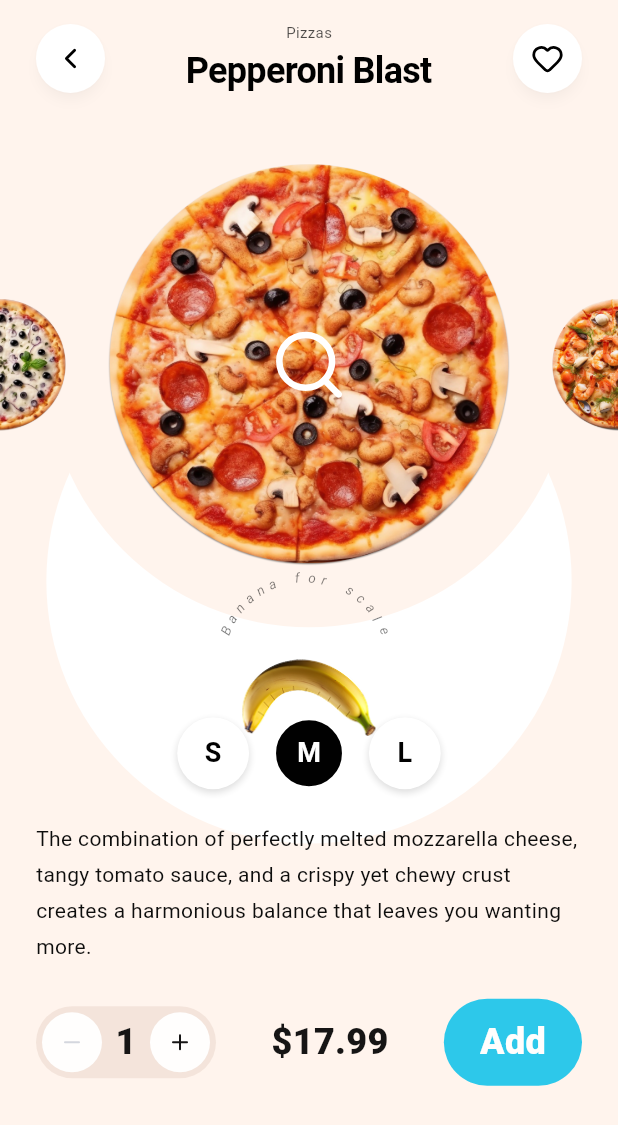
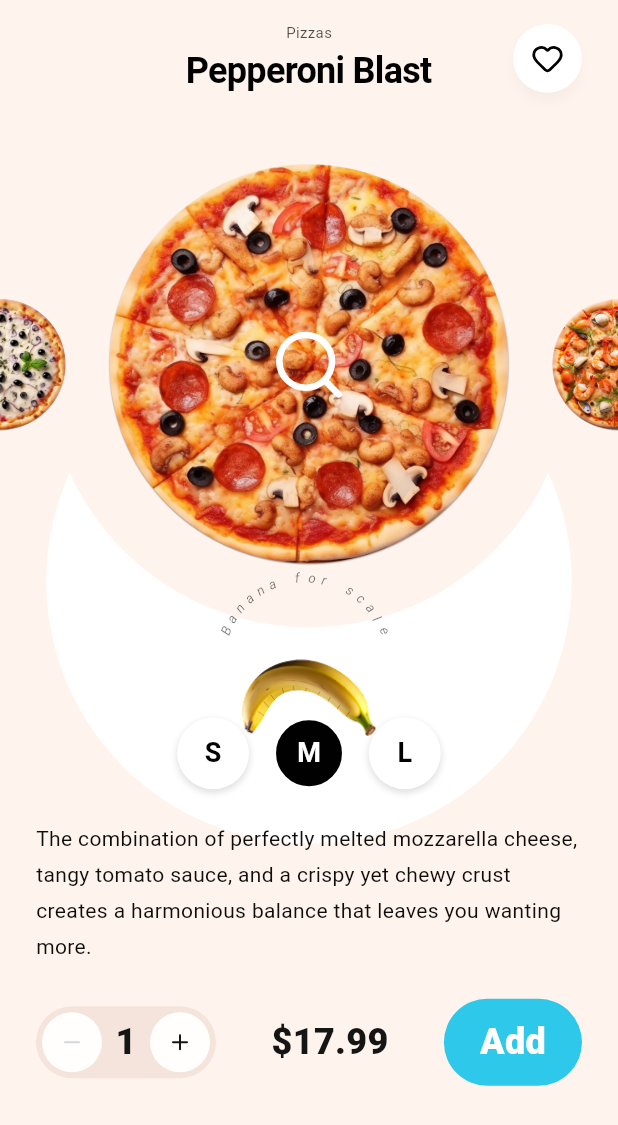
Before and after one commit to ashiq-dev-codes/pizza_mobile_app, a Flutter app: the first screen one second after launch, on a phone screen of 412 x 824 dp. Shown: the top 1125 px of the screen. Run offline on Flutter 3.47's test engine with Material 3 defaults, Android fonts, the phone set to English and light mode, and no system bars; our stand-ins replace lucide_icons_flutter.

Commit message:
refactor: Simplify ProductNavbar and SplashNavbar layouts by removing unnecessary Row widgets

```diff
--- a/lib/feature/product/presentation/page/product_page.dart
+++ b/lib/feature/product/presentation/page/product_page.dart
@@ -44,7 +44,6 @@ class _ProductScreenState extends State<ProductScreen> {
           children: [
             ProductNavbar(
               isFavorite: _isFavorite,
-              onBack: () => Navigator.of(context).maybePop(),
               onFavorite: () => setState(() => _isFavorite = !_isFavorite),
             ),
             Expanded(
--- a/lib/feature/splash/presentation/widget/splash_navbar.dart
+++ b/lib/feature/splash/presentation/widget/splash_navbar.dart
@@ -19,20 +19,13 @@ class SplashNavbar extends StatelessWidget {
       child: Stack(
         alignment: Alignment.center,
         children: [
-          Row(
-            mainAxisAlignment: MainAxisAlignment.spaceBetween,
-            children: [
-              SlideFade.x(
-                animation: animation,
-                from: -64,
-                child: const RoundIconButton(icon: LucideIcons.chevronLeft),
-              ),
-              SlideFade.x(
-                animation: animation,
-                from: 64,
-                child: const RoundIconButton(icon: LucideIcons.heart),
-              ),
-            ],
+          Align(
+            alignment: Alignment.centerRight,
+            child: SlideFade.x(
+              animation: animation,
+              from: 64,
+              child: const RoundIconButton(icon: LucideIcons.heart),
+            ),
           ),
           SlideFade.y(
             animation: animation,
```
Also changed, not shown: lib/feature/product/presentation/widget/product_navbar.dart (+7 -12 lines).
